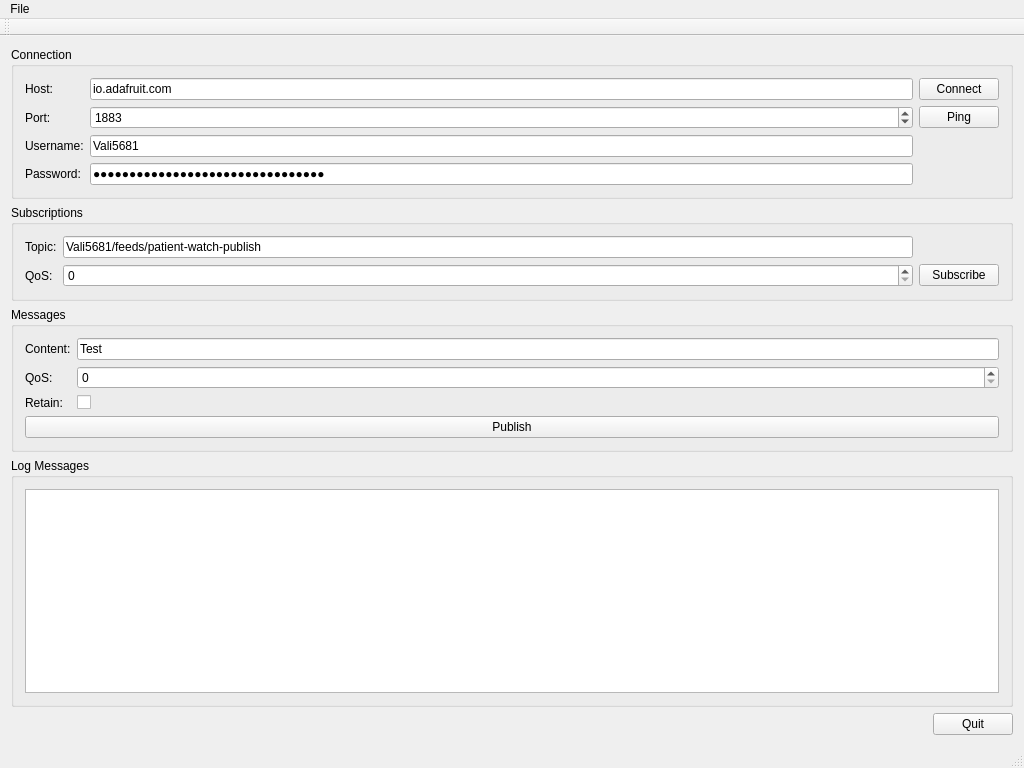
Above: Desktop_app/mainwindow.ui from apdofficial/pint_2018_desktop_app before the change. Below: the same form after it.
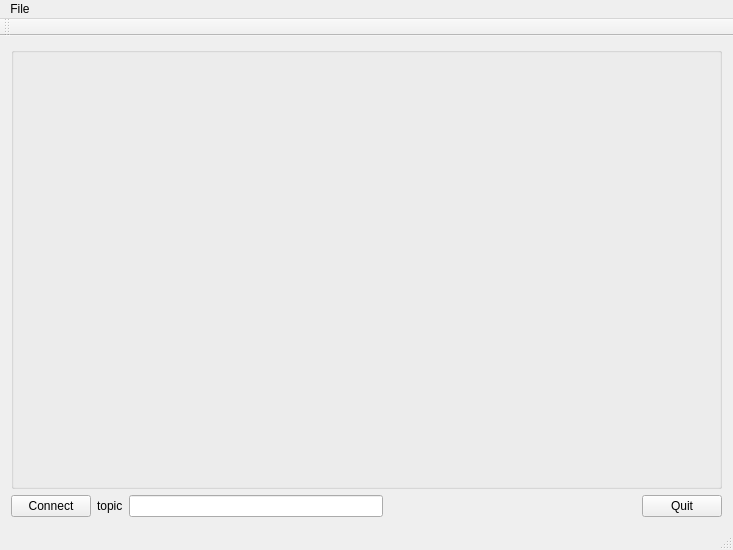
That is the form after the change. Custom widgets are drawn as their Qt base class.

What changed in the file:
```diff
--- a/Desktop_app/mainwindow.ui
+++ b/Desktop_app/mainwindow.ui
@@ -6,228 +6,58 @@
    <rect>
     <x>0</x>
     <y>0</y>
-    <width>1024</width>
-    <height>768</height>
+    <width>733</width>
+    <height>550</height>
    </rect>
   </property>
+  <property name="minimumSize">
+   <size>
+    <width>0</width>
+    <height>550</height>
+   </size>
+  </property>
+  <property name="maximumSize">
+   <size>
+    <width>1999999</width>
+    <height>1999999</height>
+   </size>
+  </property>
   <property name="windowTitle">
    <string>MainWindow</string>
   </property>
   <widget class="QWidget" name="centralWidget">
    <layout class="QVBoxLayout" name="verticalLayout_4">
-    <item>
-     <widget class="QGroupBox" name="groupBox_3">
-      <property name="title">
-       <string>Connection</string>
-      </property>
-      <layout class="QVBoxLayout" name="verticalLayout_2">
-       <item>
-        <layout class="QGridLayout" name="gridLayout_2">
-         <item row="0" column="1">
-          <widget class="QLineEdit" name="lineEditHost">
-           <property name="text">
-            <string>io.adafruit.com</string>
-           </property>
-          </widget>
-         </item>
-         <item row="2" column="0">
-          <widget class="QLabel" name="label_8">
-           <property name="text">
-            <string>Username:</string>
-           </property>
-          </widget>
-         </item>
-         <item row="1" column="2">
-          <widget class="QPushButton" name="buttonPing">
-           <property name="text">
-            <string>Ping</string>
-           </property>
-          </widget>
-         </item>
-         <item row="0" column="0">
-          <widget class="QLabel" name="label">
-           <property name="text">
-            <string>Host:</string>
-           </property>
-          </widget>
-         </item>
-         <item row="1" column="0">
-          <widget class="QLabel" name="label_2">
-           <property name="text">
-            <string>Port:</string>
-           </property>
-          </widget>
-         </item>
-         <item row="1" column="1">
-          <widget class="QSpinBox" name="spinBoxPort">
-           <property name="maximum">
-            <number>99999</number>
-           </property>
-           <property name="value">
-            <number>1883</number>
-           </property>
-          </widget>
-         </item>
-         <item row="0" column="2">
-          <widget class="QPushButton" name="buttonConnect">
-           <property name="text">
-            <string>Connect</string>
-           </property>
-          </widget>
-         </item>
-         <item row="3" column="0">
-          <widget class="QLabel" name="label_9">
-           <property name="text">
-            <string>Password:</string>
-           </property>
-          </widget>
-         </item>
-         <item row="2" column="1">
-          <widget class="QLineEdit" name="lineEditUser">
-           <property name="text">
-            <string>Vali5681</string>
-           </property>
-          </widget>
-         </item>
-         <item row="3" column="1">
-          <widget class="QLineEdit" name="lineEditPassword">
-           <property name="text">
-            <string>22764f028972403784a1b7daaa2c5527</string>
-           </property>
-           <property name="echoMode">
-            <enum>QLineEdit::Password</enum>
-           </property>
-          </widget>
-         </item>
-        </layout>
-       </item>
-      </layout>
-     </widget>
-    </item>
-    <item>
-     <widget class="QGroupBox" name="groupBox_2">
-      <property name="title">
-       <string>Subscriptions</string>
-      </property>
-      <layout class="QVBoxLayout" name="verticalLayout">
-       <item>
-        <layout class="QGridLayout" name="gridLayout">
-         <item row="0" column="0">
-          <widget class="QLabel" name="label_3">
-           <property name="text">
-            <string>Topic:</string>
-           </property>
-          </widget>
-         </item>
-         <item row="0" column="1">
-          <widget class="QLineEdit" name="lineEditTopic">
-           <property name="text">
-            <string>Vali5681/feeds/patient-watch-publish</string>
-           </property>
-          </widget>
-         </item>
-         <item row="1" column="0">
-          <widget class="QLabel" name="label_5">
-           <property name="text">
-            <string>QoS:</string>
-           </property>
-          </widget>
-         </item>
-         <item row="1" column="1">
-          <widget class="QSpinBox" name="spinQoS">
-           <property name="maximum">
-            <number>2</number>
-           </property>
-          </widget>
-         </item>
-         <item row="1" column="2">
-          <widget class="QPushButton" name="buttonSubscribe">
-           <property name="text">
-            <string>Subscribe</string>
-           </property>
-          </widget>
-         </item>
-        </layout>
-       </item>
-      </layout>
-     </widget>
-    </item>
-    <item>
-     <widget class="QGroupBox" name="groupBox_4">
-      <property name="title">
-       <string>Messages</string>
-      </property>
-      <layout class="QVBoxLayout" name="verticalLayout_3">
-       <item>
-        <layout class="QFormLayout" name="formLayout">
-         <item row="0" column="0">
-          <widget class="QLabel" name="label_4">
-           <property name="text">
-            <string>Content:</string>
-           </property>
-          </widget>
-         </item>
-         <item row="0" column="1">
-          <widget class="QLineEdit" name="lineEditMessage">
-           <property name="text">
-            <string>Test</string>
-           </property>
-          </widget>
-         </item>
-         <item row="1" column="0">
-          <widget class="QLabel" name="label_6">
-           <property name="text">
-            <string>QoS:</string>
-           </property>
-          </widget>
-         </item>
-         <item row="1" column="1">
-          <widget class="QSpinBox" name="spinQoS_2">
-           <property name="maximum">
-            <number>2</number>
-           </property>
-          </widget>
-         </item>
-         <item row="2" column="0">
-          <widget class="QLabel" name="label_7">
-           <property name="text">
-            <string>Retain:</string>
-           </property>
-          </widget>
-         </item>
-         <item row="2" column="1">
-          <widget class="QCheckBox" name="checkBoxRetain">
-           <property name="text">
-            <string/>
-           </property>
-          </widget>
-         </item>
-        </layout>
-       </item>
-       <item>
-        <widget class="QPushButton" name="buttonPublish">
-         <property name="text">
-          <string>Publish</string>
-         </property>
-        </widget>
-       </item>
-      </layout>
-     </widget>
-    </item>
     <item>
      <widget class="QGroupBox" name="groupBox">
       <property name="title">
-       <string>Log Messages</string>
+       <string/>
       </property>
-      <layout class="QHBoxLayout" name="horizontalLayout_2">
-       <item>
-        <widget class="QPlainTextEdit" name="editLog"/>
+      <layout class="QGridLayout" name="gridLayout">
+       <item row="0" column="0">
+        <layout class="QGridLayout" name="gridLayout_2"/>
        </item>
       </layout>
      </widget>
     </item>
     <item>
      <layout class="QHBoxLayout" name="horizontalLayout_3">
+      <item>
+       <widget class="QPushButton" name="buttonSubscribe">
+        <property name="text">
+         <string>Connect</string>
+        </property>
+       </widget>
+      </item>
+      <item>
+       <widget class="QLabel" name="label">
+        <property name="text">
+         <string>topic</string>
+        </property>
+       </widget>
+      </item>
+      <item>
+       <widget class="mainwindow" name="lineEditTopic"/>
+      </item>
       <item>
        <spacer name="horizontalSpacer">
         <property name="orientation">
@@ -257,7 +87,7 @@
     <rect>
      <x>0</x>
      <y>0</y>
-     <width>1024</width>
+     <width>733</width>
      <height>22</height>
     </rect>
    </property>
@@ -285,6 +115,13 @@
   </action>
  </widget>
  <layoutdefault spacing="6" margin="11"/>
+ <customwidgets>
+  <customwidget>
+   <class>mainwindow</class>
+   <extends>QLineEdit</extends>
+   <header location="global">mainwindow.h</header>
+  </customwidget>
+ </customwidgets>
  <resources/>
  <connections/>
 </ui>
```
